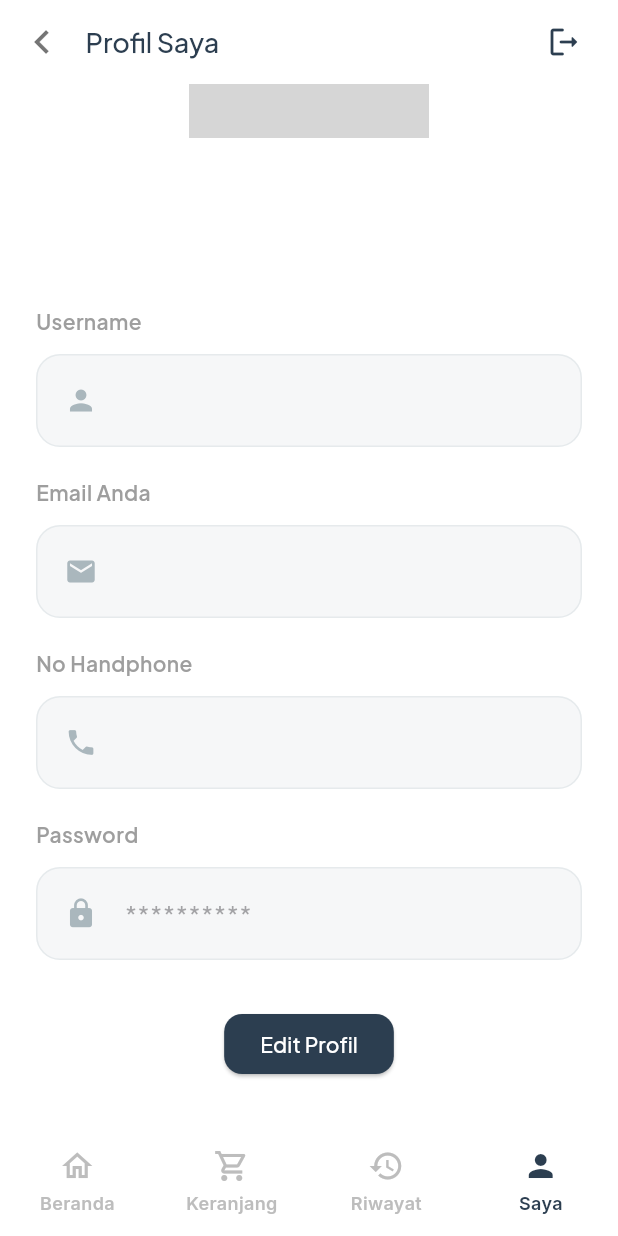
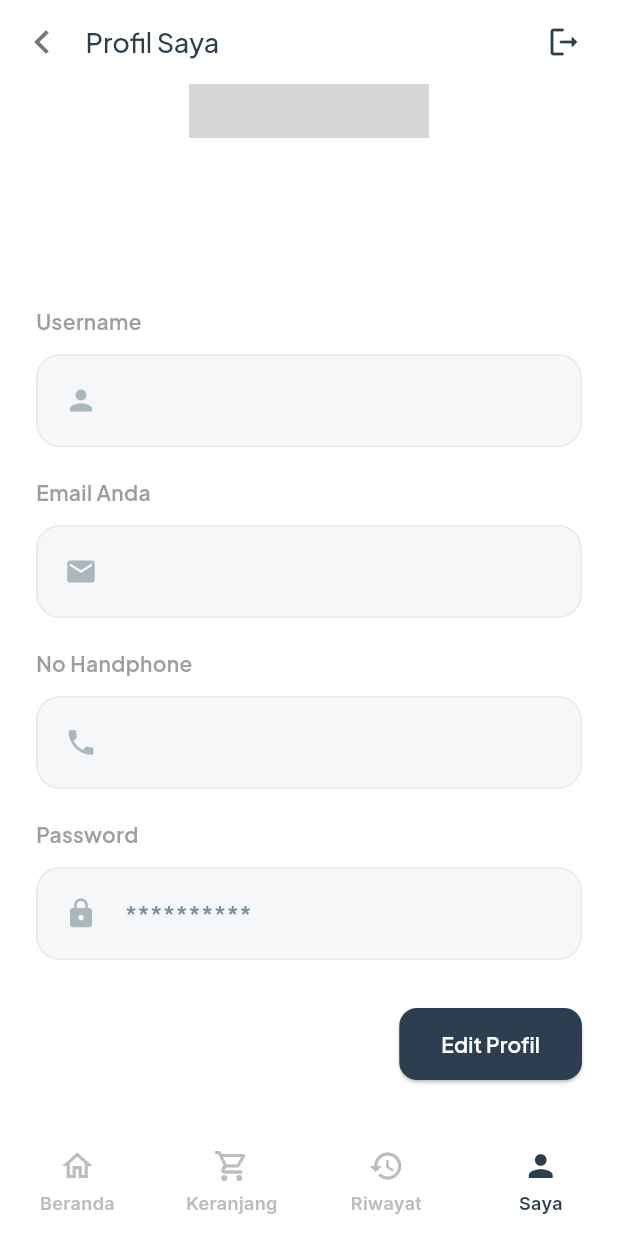
Before and after one commit to zaki-ramadhan/katering-ibu-mobile-app, a Flutter app: the CustomerAccount screen opened directly, scrolled down 144 dp, on a phone screen of 412 x 824 dp. Run offline on Flutter 3.47's test engine with Material 3 defaults, Android fonts, the phone set to English and light mode, and no system bars; drawn by our look-alikes of flutter_profile_picture; our stand-ins replace animated_splash_screen, google_fonts, logger, lottie, shared_preferences, timeago; accounts and stored records are empty; network calls fail; project files that could hold a hidden picture were left out; grey boxes are pictures that could not be loaded.

Commit message:
fix bug update_profile feature, store new/updated user's password into shared_pref

```diff
--- a/lib/screens/client/cust_account_screen.dart
+++ b/lib/screens/client/cust_account_screen.dart
@@ -8,6 +8,7 @@ import 'package:katering_ibu_m_flutter/services/user_service.dart';
 import 'package:katering_ibu_m_flutter/widgets/custom_app_bar.dart';
 import 'package:katering_ibu_m_flutter/widgets/custom_bottom_bar.dart';
 import 'package:logger/logger.dart';
+import 'package:shared_preferences/shared_preferences.dart';
 
 class CustomerAccount extends StatefulWidget {
   const CustomerAccount({super.key});
@@ -24,6 +25,9 @@ class _CustomerAccountState extends State<CustomerAccount> {
   String? phone;
   String? role;
   String? _profileImagePath;
+  String? lastPassword;
+  String? emailError;
+  String? passwordError;
 
   final TextEditingController _nameController = TextEditingController();
   final TextEditingController _emailController = TextEditingController();
@@ -32,11 +36,13 @@ class _CustomerAccountState extends State<CustomerAccount> {
 
   bool _isEditing = false;
   bool _isLoading = false;
+  bool _obscurePassword = true;
 
   @override
   void initState() {
     super.initState();
     _fetchUserData();
+    _loadLastPassword();
   }
 
   Future<void> _fetchUserData() async {
@@ -63,20 +69,41 @@ class _CustomerAccountState extends State<CustomerAccount> {
     }
   }
 
+  Future<void> _loadLastPassword() async {
+    final prefs = await SharedPreferences.getInstance();
+    final lp = prefs.getString('last_password');
+    if (lp != null && lp.isNotEmpty) {
+      setState(() {
+        lastPassword = lp;
+      });
+    }
+  }
+
   Future<void> _saveProfile() async {
-    setState(() => _isLoading = true);
+    setState(() {
+      emailError = null;
+      passwordError = null;
+    });
+
     if (_emailController.text.isEmpty || !_emailController.text.contains('@')) {
-      ScaffoldMessenger.of(
-        context,
-      ).showSnackBar(SnackBar(content: Text('Email tidak valid')));
-      setState(() => _isLoading = false);
+      setState(() {
+        emailError = '**Masukkan email yang valid (misal: user@gmail.com)';
+        _isLoading = false;
+      });
+      Future.delayed(const Duration(seconds: 3), () {
+        if (mounted) setState(() => emailError = null);
+      });
       return;
     }
-    if (_phoneController.text.isEmpty) {
-      ScaffoldMessenger.of(context).showSnackBar(
-        SnackBar(content: Text('No Handphone tidak boleh kosong')),
-      );
-      setState(() => _isLoading = false);
+    if (_passwordController.text.isNotEmpty &&
+        _passwordController.text.length < 8) {
+      setState(() {
+        passwordError = '**Password minimal 8 karakter';
+        _isLoading = false;
+      });
+      Future.delayed(const Duration(seconds: 3), () {
+        if (mounted) setState(() => passwordError = null);
+      });
       return;
     }
     try {
@@ -87,14 +114,19 @@ class _CustomerAccountState extends State<CustomerAccount> {
         if (_passwordController.text.isNotEmpty)
           'password': _passwordController.text,
       });
+      await _fetchUserData();
       setState(() {
         email = _emailController.text;
         phone = _phoneController.text;
         _isEditing = false;
       });
-      ScaffoldMessenger.of(
-        context,
-      ).showSnackBar(SnackBar(content: Text('Profil berhasil diperbarui')));
+      ScaffoldMessenger.of(context).showSnackBar(
+        SnackBar(
+          content: Text('Profil berhasil diperbarui'),
+          backgroundColor: Colors.green,
+          behavior: SnackBarBehavior.floating,
+        ),
+      );
     } catch (e) {
       ScaffoldMessenger.of(
         context,
@@ -156,6 +188,17 @@ class _CustomerAccountState extends State<CustomerAccount> {
                 keyboardType: TextInputType.emailAddress,
                 hintText: _isEditing ? "" : email ?? 'Tidak ada email',
               ),
+              if (emailError != null)
+                Align(
+                  alignment: Alignment.centerLeft,
+                  child: Container(
+                    margin: EdgeInsets.only(top: 12),
+                    child: Text(
+                      emailError!,
+                      style: TextStyle(color: Colors.red, fontSize: 13),
+                    ),
+                  ),
+                ),
               const SizedBox(height: 20),
               _buildEditableField(
                 label: "No Handphone",
@@ -174,12 +217,27 @@ class _CustomerAccountState extends State<CustomerAccount> {
                 enabled: _isEditing,
                 obscureText: true,
                 hintText:
-                    _isEditing ? "Isi untuk ganti password" : "**********",
+                    _isEditing
+                        ? "Isi untuk ganti password"
+                        : (lastPassword?.isNotEmpty == true
+                            ? lastPassword
+                            : "**********"),
               ),
+              if (passwordError != null)
+                Align(
+                  alignment: Alignment.centerLeft,
+                  child: Container(
+                    margin: EdgeInsets.only(top: 12),
+                    child: Text(
+                      passwordError!,
+                      style: TextStyle(color: Colors.red, fontSize: 13),
+                    ),
+                  ),
+                ),
               const SizedBox(height: 32),
               _isEditing
                   ? Row(
-                    mainAxisAlignment: MainAxisAlignment.center,
+                    mainAxisAlignment: MainAxisAlignment.end,
                     children: [
                       ElevatedButton(
                         onPressed: _isLoading ? null : _saveProfile,
@@ -187,6 +245,10 @@ class _CustomerAccountState extends State<CustomerAccount> {
                           backgroundColor: primaryColor,
                           shape: RoundedRectangleBorder(
                             borderRadius: BorderRadius.circular(12),
+                          ),
+                          padding: const EdgeInsets.symmetric(
+                            horizontal: 24,
+                            vertical: 14,
                           ),
                         ),
                         child:
@@ -203,6 +265,7 @@ class _CustomerAccountState extends State<CustomerAccount> {
                                   'Simpan',
                                   style: GoogleFonts.plusJakartaSans(
                                     color: Colors.white,
+                                    fontWeight: semibold,
                                   ),
                                 ),
                       ),
@@ -217,24 +280,32 @@ class _CustomerAccountState extends State<CustomerAccount> {
                                     _emailController.text = email ?? '';
                                     _phoneController.text = phone ?? '';
                                     _passwordController.clear();
+                                    emailError = null;
+                                    passwordError = null;
                                   });
                                 },
                         style: OutlinedButton.styleFrom(
-                          side: BorderSide(color: primaryColor),
+                          side: BorderSide(color: Colors.blueGrey.shade200),
                           shape: RoundedRectangleBorder(
                             borderRadius: BorderRadius.circular(12),
+                          ),
+                          padding: const EdgeInsets.symmetric(
+                            horizontal: 28,
+                            vertical: 14,
                           ),
                         ),
                         child: Text(
                           'Batal',
                           style: GoogleFonts.plusJakartaSans(
                             color: primaryColor,
+                            fontWeight: semibold,
                           ),
                         ),
                       ),
                     ],
                   )
-                  : Center(
+                  : Align(
+                    alignment: Alignment.centerRight,
                     child: ElevatedButton(
                       onPressed: () => setState(() => _isEditing = true),
                       style: ElevatedButton.styleFrom(
@@ -242,10 +313,17 @@ class _CustomerAccountState extends State<CustomerAccount> {
                         shape: RoundedRectangleBorder(
                           borderRadius: BorderRadius.circular(12),
                         ),
+                        padding: const EdgeInsets.symmetric(
+                          horizontal: 28,
+                          vertical: 14,
+                        ),
                       ),
                       child: Text(
                         'Edit Profil',
-                        style: GoogleFonts.plusJakartaSans(color: Colors.white),
+                        style: GoogleFonts.plusJakartaSans(
+                          color: Colors.white,
+                          fontWeight: semibold,
+                        ),
                       ),
                     ),
                   ),
@@ -310,7 +388,8 @@ class _CustomerAccountState extends State<CustomerAccount> {
                 child: TextField(
                   controller: controller,
                   enabled: enabled,
-                  obscureText: obscureText,
+                  obscureText:
+                      label == "Password" ? _obscurePassword : obscureText,
                   keyboardType: keyboardType,
                   style: GoogleFonts.plusJakartaSans(
                     fontSize: 16,
@@ -320,6 +399,28 @@ class _CustomerAccountState extends State<CustomerAccount> {
                   decoration: InputDecoration(
                     border: InputBorder.none,
                     hintText: hintText,
+                    hintStyle: GoogleFonts.plusJakartaSans(
+                      color: Colors.blueGrey.shade400,
+                      fontWeight: medium,
+                    ),
+                    suffixIcon:
+                        label == "Password"
+                            ? _isEditing
+                                ? IconButton(
+                                  icon: Icon(
+                                    _obscurePassword
+                                        ? Icons.visibility_off
+                                        : Icons.visibility,
+                                    color: Colors.blueGrey.shade400,
+                                  ),
+                                  onPressed: () {
+                                    setState(() {
+                                      _obscurePassword = !_obscurePassword;
+                                    });
+                                  },
+                                )
+                                : null
+                            : null,
                   ),
                 ),
               ),
```
Also changed, not shown: lib/screens/client/search_menu_screen.dart (+2 -23 lines), lib/screens/client/sign_up_screen.dart (+31 -13 lines).
